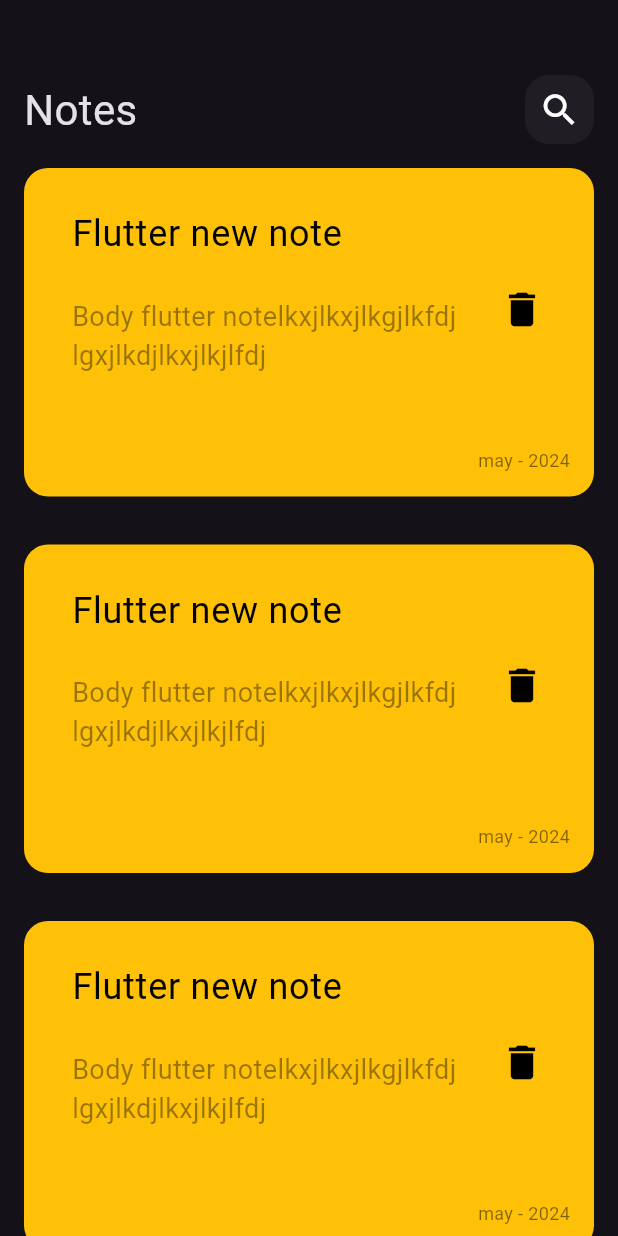
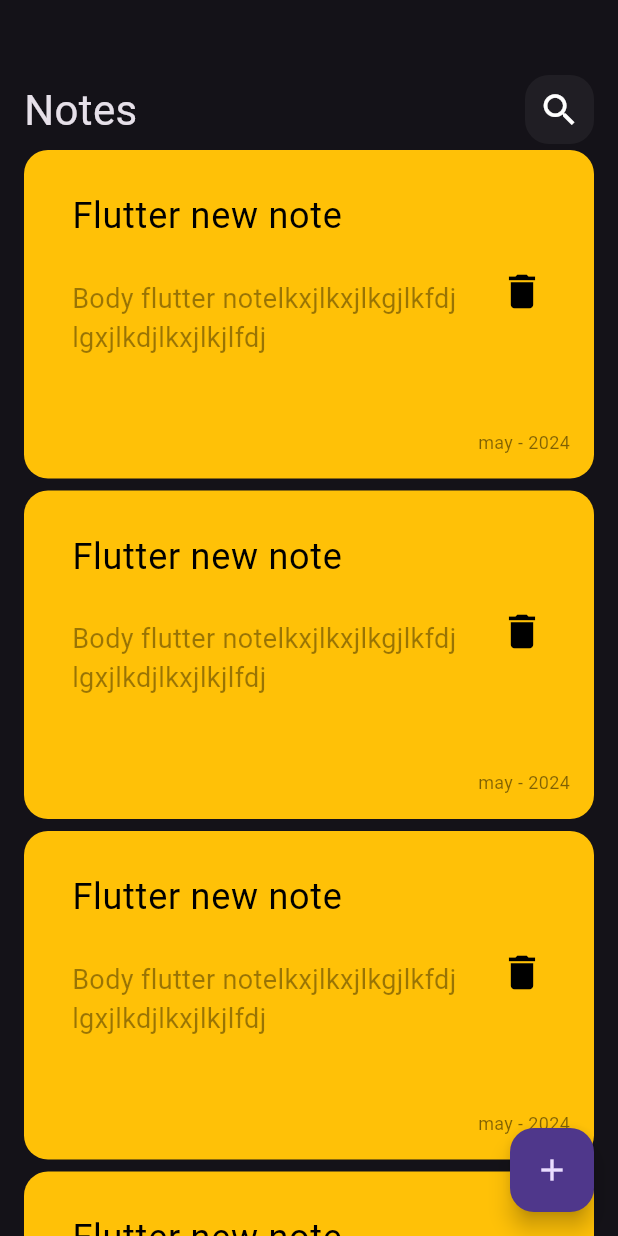
Before and after one commit to sdam123/notes_app, a Flutter app: the screen it shows after launch, on a phone screen of 412 x 824 dp. Run offline on Flutter 3.47's test engine with Material 3 defaults, Android fonts, the phone set to English and light mode, and no system bars.

Commit message:
floting iction

```diff
--- a/lib/views/notes_view.dart
+++ b/lib/views/notes_view.dart
@@ -6,6 +6,12 @@ class NotesView extends StatelessWidget {
 
   @override
   Widget build(BuildContext context) {
-    return const Scaffold(body: NotsBody());
+    return Scaffold(
+      body: NotsBody(),
+      floatingActionButton: FloatingActionButton(
+        onPressed: () {},
+        child: Icon(Icons.add),
+      ),
+    );
   }
 }
--- a/lib/widget/notes_list_view.dart
+++ b/lib/widget/notes_list_view.dart
@@ -7,9 +7,10 @@ class NotesListView extends StatelessWidget {
   @override
   Widget build(BuildContext context) {
     return ListView.builder(
+      physics: BouncingScrollPhysics(),
       itemBuilder: (context, index) {
         return Padding(
-          padding: const EdgeInsets.symmetric(vertical: 16),
+          padding: const EdgeInsets.symmetric(vertical: 4),
           child: const NoteItem(),
         );
       },
```
